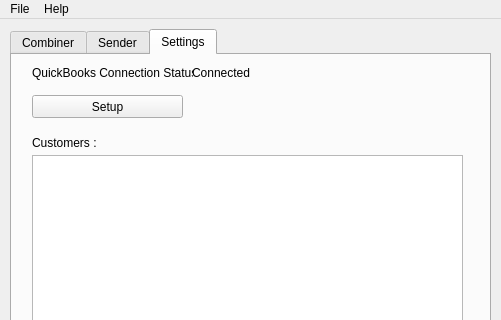
Before: the Qt Designer form Main.ui in maxitule3/Invoice-Combine-Send, drawn with Qt 5; both pictures show x 0 to 501 and y 0 to 320 of the 501 by 566 pixel window.
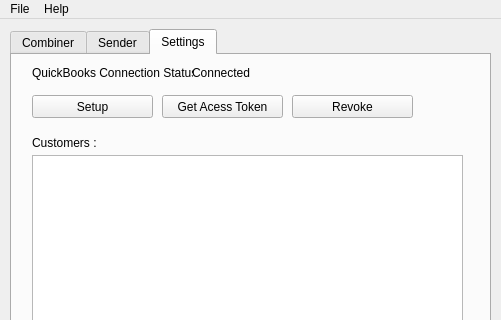
After: the same form once the commit is applied.

Diff of the .ui file:
```diff
--- a/Main.ui
+++ b/Main.ui
@@ -462,7 +462,7 @@
        <rect>
         <x>20</x>
         <y>40</y>
-        <width>151</width>
+        <width>121</width>
         <height>23</height>
        </rect>
       </property>
@@ -588,6 +588,32 @@
        <string>Use Custom Body</string>
       </property>
      </widget>
+     <widget class="QPushButton" name="pushButton_9">
+      <property name="geometry">
+       <rect>
+        <x>150</x>
+        <y>40</y>
+        <width>121</width>
+        <height>23</height>
+       </rect>
+      </property>
+      <property name="text">
+       <string>Get Acess Token</string>
+      </property>
+     </widget>
+     <widget class="QPushButton" name="pushButton_10">
+      <property name="geometry">
+       <rect>
+        <x>280</x>
+        <y>40</y>
+        <width>121</width>
+        <height>23</height>
+       </rect>
+      </property>
+      <property name="text">
+       <string>Revoke</string>
+      </property>
+     </widget>
     </widget>
    </widget>
   </widget>
```
